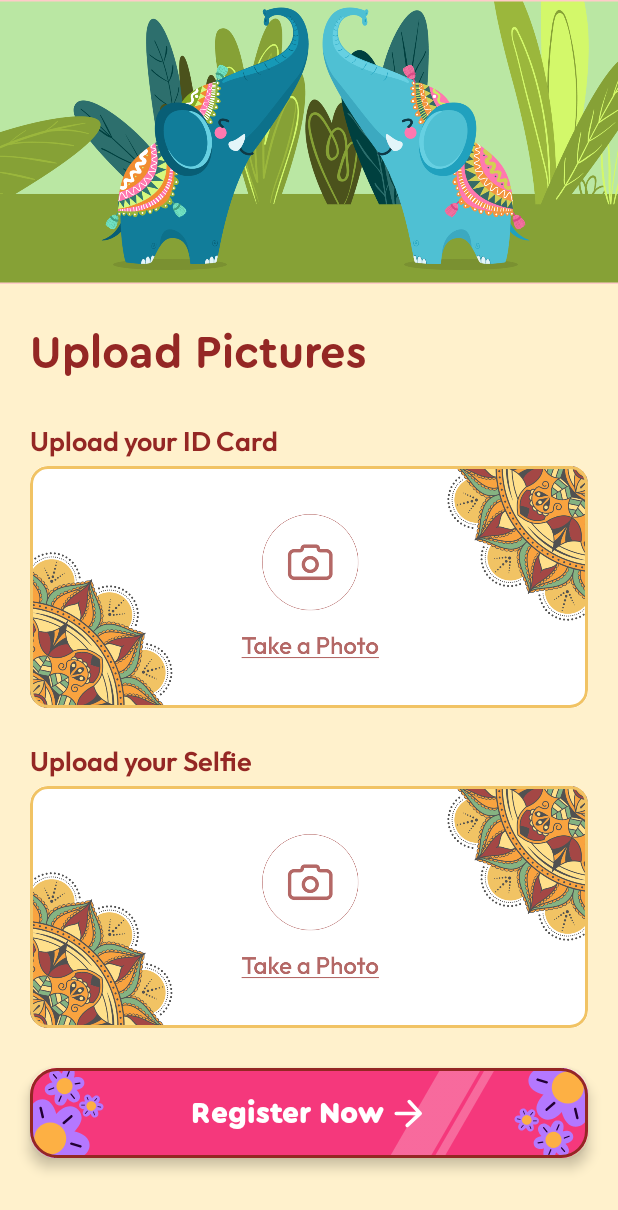
After one commit to Adya-04/Zealicon2k26, an Android app built with Jetpack Compose: the @Preview function PhotoUploadScreen, on a phone screen of 412 x 824 dp. The commit adds this screen. Shown: the top 1210 px of the screen. Run offline under Robolectric (Android 15) with nearby library versions, the phone set to English and light mode, and no system bars.

Commit message:
Image upload implementation, prefs changes

```diff
--- a/app/src/main/java/com/gdg/zealicon2k25/data/models/VerifyOtpResponse.kt
+++ b/app/src/main/java/com/gdg/zealicon2k25/data/models/VerifyOtpResponse.kt
@@ -2,5 +2,6 @@ package com.gdg.zealicon2k25.data.models
 
 data class VerifyOtpResponse(
     val success: Boolean,
-    val message: String
+    val message: String,
+    val init_token:String
 )
--- /dev/null
+++ b/app/src/main/java/com/gdg/zealicon2k25/presentation/ui/PhotoUploadScreen.kt
@@ -0,0 +1,143 @@
+package com.gdg.zealicon2k25.presentation.ui
+
+import android.util.Log
+import android.widget.Toast
+import androidx.compose.foundation.Image
+import androidx.compose.foundation.background
+import androidx.compose.foundation.border
+import androidx.compose.foundation.layout.Box
+import androidx.compose.foundation.layout.Column
+import androidx.compose.foundation.layout.Spacer
+import androidx.compose.foundation.layout.fillMaxSize
+import androidx.compose.foundation.layout.fillMaxWidth
+import androidx.compose.foundation.layout.height
+import androidx.compose.foundation.layout.padding
+import androidx.compose.foundation.rememberScrollState
+import androidx.compose.foundation.shape.RoundedCornerShape
+import androidx.compose.foundation.verticalScroll
+import androidx.compose.material3.Text
+import androidx.compose.runtime.Composable
+import androidx.compose.ui.Alignment
+import androidx.compose.ui.Modifier
+import androidx.compose.ui.draw.clip
+import androidx.compose.ui.layout.ContentScale
+import androidx.compose.ui.res.painterResource
+import androidx.compose.ui.text.font.FontWeight
+import androidx.compose.ui.tooling.preview.Preview
+import androidx.compose.ui.unit.dp
+import androidx.compose.ui.unit.em
+import androidx.compose.ui.unit.sp
+import com.gdg.zealicon2k25.R
+import com.gdg.zealicon2k25.data.models.OtpRequest
+import com.gdg.zealicon2k25.presentation.ui.components.PrimaryButton
+import com.gdg.zealicon2k25.presentation.ui.theme.BackgroundColor
+import com.gdg.zealicon2k25.presentation.ui.theme.FrontSpring
+import com.gdg.zealicon2k25.presentation.ui.theme.HeadingTextColor
+import com.gdg.zealicon2k25.presentation.ui.theme.Outfit
+import com.gdg.zealicon2k25.presentation.ui.theme.PhotoBorderColor
+import com.gdg.zealicon2k25.presentation.ui.theme.TextFieldBackgroundColor
+import com.gdg.zealicon2k25.utils.Common.isValidEmail
+
+@Composable
+@Preview
+fun PhotoUploadScreen() {
+    Box(
+        modifier = Modifier
+            .fillMaxSize()
+            .background(BackgroundColor)
+    ) {
+        Column(
+            modifier = Modifier.verticalScroll(rememberScrollState())
+        ) {
+            Image(
+                modifier = Modifier
+                    .height(189.dp)
+                    .fillMaxWidth(),
+                painter = painterResource(id = R.drawable.register_graphic),
+                contentDescription = "graphics",
+                contentScale = ContentScale.Crop
+            )
+            Column(
+                modifier = Modifier.padding(top = 24.dp),
+                horizontalAlignment = Alignment.Start
+            ) {
+                Text(
+                    modifier = Modifier.padding(start = 20.dp, end = 20.dp),
+                    text = "Upload Pictures",
+                    fontSize = 30.sp,
+                    color = HeadingTextColor,
+                    fontWeight = FontWeight.Bold,
+                    fontFamily = FrontSpring,
+                    lineHeight = 1.5.em
+                )
+                Text(
+                    modifier = Modifier.padding(top = 24.dp, start = 20.dp),
+                    text = "Upload your ID Card",
+                    fontSize = 18.sp,
+                    color = HeadingTextColor,
+                    fontWeight = FontWeight.SemiBold,
+                    fontFamily = Outfit
+                )
+                Box(
+                    modifier = Modifier
+                        .padding(start = 20.dp, top = 5.dp, end = 20.dp)
+                        .clip(RoundedCornerShape(12.dp))
+                        .height(161.dp)
+                        .background(color = TextFieldBackgroundColor)
+                        .border(
+                            width = 2.dp,
+                            color = PhotoBorderColor,
+                            shape = RoundedCornerShape(12.dp)
+                        )
+                        .fillMaxWidth()
+                ) {
+                    Image(
+                        modifier = Modifier,
+                        painter = painterResource(R.drawable.take_photo_graphic),
+                        contentDescription = "graphics",
+                        contentScale = ContentScale.Crop
+                    )
+                }
+                Text(
+                    modifier = Modifier.padding(top = 24.dp, start = 20.dp),
+                    text = "Upload your Selfie",
+                    fontSize = 18.sp,
+                    color = HeadingTextColor,
+                    fontWeight = FontWeight.SemiBold,
+                    fontFamily = Outfit
+                )
+                Box(
+                    modifier = Modifier
+                        .padding(start = 20.dp, top = 5.dp, end = 20.dp)
+                        .clip(RoundedCornerShape(12.dp))
+                        .height(161.dp)
+                        .background(color = TextFieldBackgroundColor)
+                        .border(
+                            width = 2.dp,
+                            color = PhotoBorderColor,
+                            shape = RoundedCornerShape(12.dp)
+                        )
+                        .fillMaxWidth()
+                ) {
+                    Image(
+                        modifier = Modifier,
+                        painter = painterResource(R.drawable.take_photo_graphic),
+                        contentDescription = "graphics",
+                        contentScale = ContentScale.Crop
+                    )
+                }
+            }
+        }
+
+        Column(
+            modifier = Modifier.align(Alignment.BottomCenter).fillMaxWidth()
+        ) {
+            PrimaryButton(
+                text = "Register Now"
+            ) {
+
+            }
+            Spacer(Modifier.height(52.dp))
+        }
+    }
+}
--- a/app/src/main/java/com/gdg/zealicon2k25/presentation/ui/VerifyOTPScreen.kt
+++ b/app/src/main/java/com/gdg/zealicon2k25/presentation/ui/VerifyOTPScreen.kt
@@ -165,6 +165,9 @@ fun VerifyOTPScreen(
 
                 is NetworkResult.Success -> {
                     verifyOnClick()
+                    verifyOtpState.data?.let {
+                        authViewModel.saveToken(it.init_token)
+                    }
                 }
             }
 
--- a/app/src/main/java/com/gdg/zealicon2k25/utils/Constants.kt
+++ b/app/src/main/java/com/gdg/zealicon2k25/utils/Constants.kt
@@ -7,4 +7,5 @@ object Constants {
     const val INIT_TOKEN="initToken"
     const val REFRESH_TOKEN ="RefreshToken"
     const val ACCESS_TOKEN ="AccessToken"
+    const val CLOUDINARY_API_KEY= "322241248527716"
 }
```
Also changed, not shown: app/src/main/java/com/gdg/zealicon2k25/domain/repository/AuthRepository.kt (+38 -0 lines), app/src/main/java/com/gdg/zealicon2k25/domain/repository/ImageRepository.kt (+67 -3 lines), app/src/main/java/com/gdg/zealicon2k25/presentation/ui/RegisterScreen.kt (+12 -60 lines), app/src/main/java/com/gdg/zealicon2k25/presentation/ui/viewmodels/ImageUploadViewModel.kt (+15 -30 lines), app/src/main/java/com/gdg/zealicon2k25/presentation/viewmodels/AuthViewModel.kt (+49 -1 lines).
